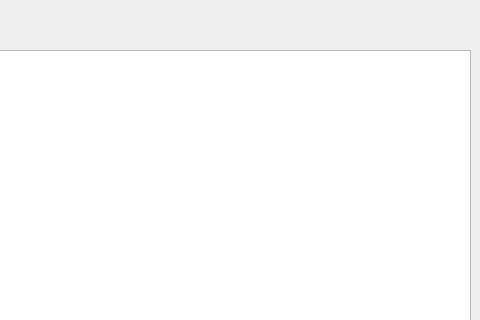
This is untitled.ui in Cheater121/ChatlettiClientQT as Qt 5 draws it before an edit; both pictures show x 320 to 800 and y 0 to 320 of the 800 by 600 pixel window. The edited form follows.
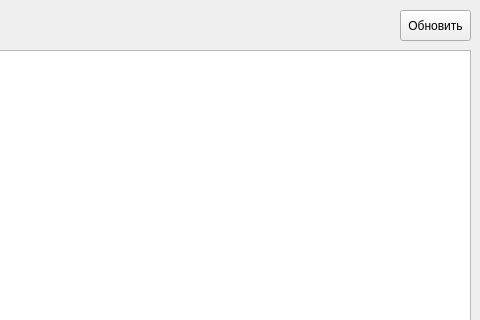
This is the edited form.

Commit message: Added get message function (need to fix later)

What changed in the file:
```diff
--- a/untitled.ui
+++ b/untitled.ui
@@ -67,6 +67,19 @@
      </rect>
     </property>
    </widget>
+   <widget class="QPushButton" name="RefreshButton">
+    <property name="geometry">
+     <rect>
+      <x>720</x>
+      <y>10</y>
+      <width>71</width>
+      <height>31</height>
+     </rect>
+    </property>
+    <property name="text">
+     <string>Обновить</string>
+    </property>
+   </widget>
   </widget>
   <widget class="QMenuBar" name="menubar">
    <property name="geometry">
```
Left out of the diff: 2 changed lines with no effect on the pictures. The commit also changes 1 other file.
